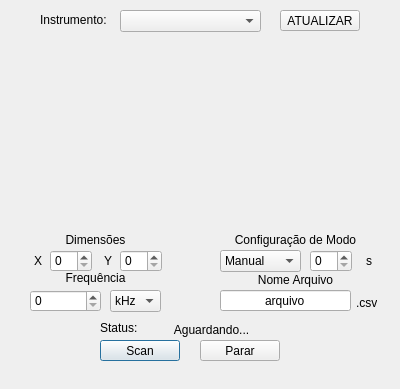
Old version of the form analisador_placa/analisador_placa/dialog.ui in the repository lucasgcb/CEM-Scanner-HMS-X.
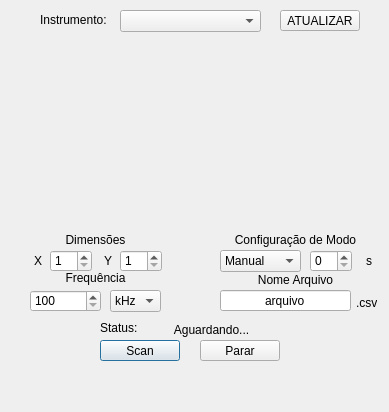
New version of the form.

The edit to the form file:
```diff
--- a/analisador_placa/analisador_placa/dialog.ui
+++ b/analisador_placa/analisador_placa/dialog.ui
@@ -6,8 +6,8 @@
    <rect>
     <x>0</x>
     <y>0</y>
-    <width>400</width>
-    <height>389</height>
+    <width>389</width>
+    <height>412</height>
    </rect>
   </property>
   <property name="windowTitle">
@@ -22,6 +22,12 @@
      <height>22</height>
     </rect>
    </property>
+   <property name="minimum">
+    <number>1</number>
+   </property>
+   <property name="maximum">
+    <number>999</number>
+   </property>
   </widget>
   <widget class="QSpinBox" name="box_dimensao_Y">
    <property name="geometry">
@@ -32,6 +38,12 @@
      <height>22</height>
     </rect>
    </property>
+   <property name="minimum">
+    <number>1</number>
+   </property>
+   <property name="maximum">
+    <number>999</number>
+   </property>
   </widget>
   <widget class="QSpinBox" name="box_frequencia">
    <property name="geometry">
@@ -42,6 +54,15 @@
      <height>22</height>
     </rect>
    </property>
+   <property name="minimum">
+    <number>100</number>
+   </property>
+   <property name="maximum">
+    <number>1000</number>
+   </property>
+   <property name="singleStep">
+    <number>100</number>
+   </property>
   </widget>
   <widget class="QComboBox" name="box_frequencia_unidade">
    <property name="geometry">
```
Left out of the diff: 16 changed lines with no effect on the pictures.
